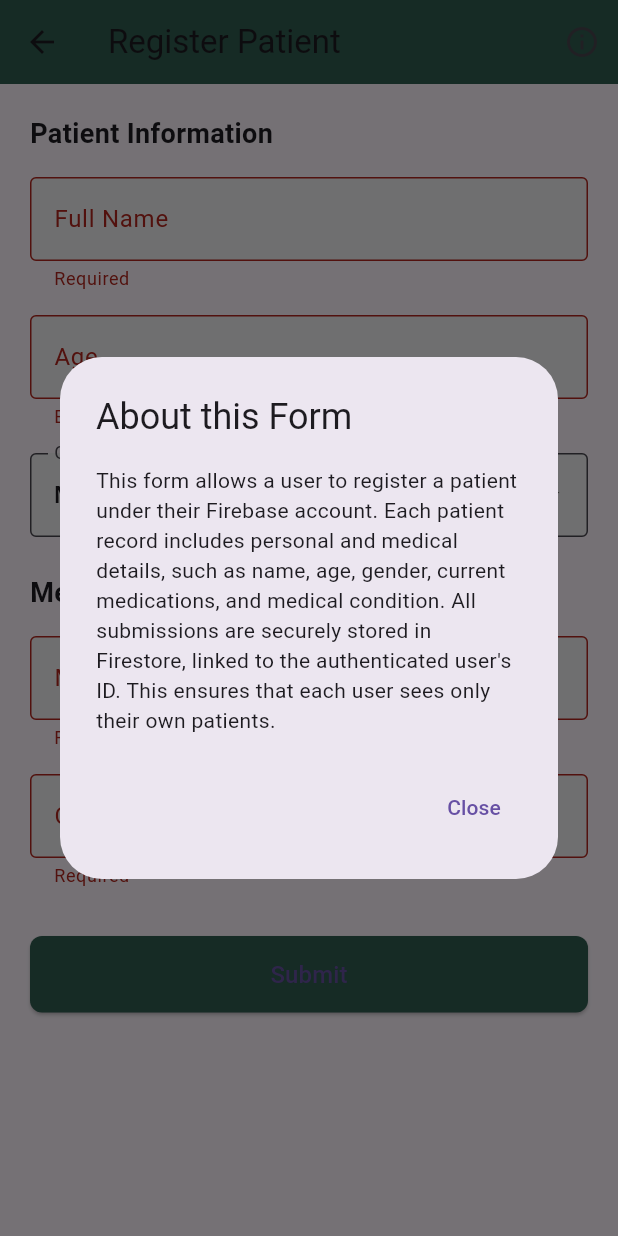
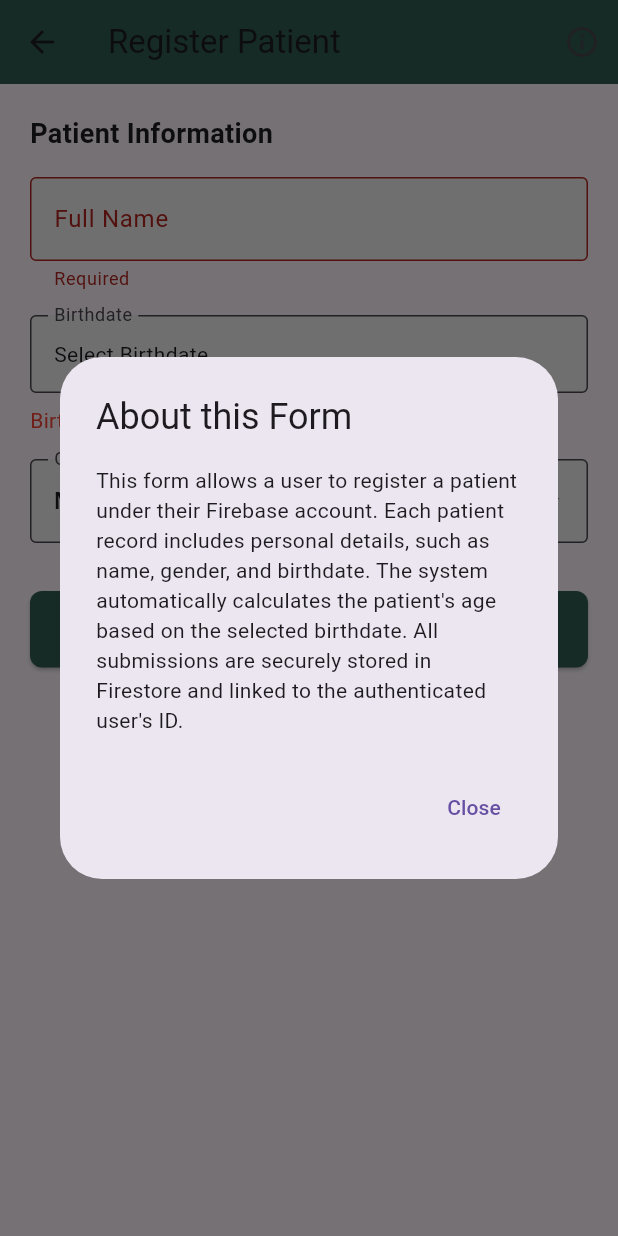
Before and after one commit to xxiimcha/meditrack-new, a Flutter app: the PatientFormScreen screen opened by its route, after a tap on "Submit", after a tap on the "info outline" icon, on a phone screen of 412 x 824 dp. Run offline on Flutter 3.47's test engine with Material 3 defaults, Android fonts, the light colour scheme and no system bars; our stand-ins replace cloud_firestore, firebase_auth, firebase_core, flutter_local_notifications, shared_preferences, table_calendar and 1 more; accounts and stored records are empty.

Commit message:
Layout modified

```diff
--- a/lib/screens/patient_form_screen.dart
+++ b/lib/screens/patient_form_screen.dart
@@ -1,6 +1,7 @@
 import 'package:flutter/material.dart';
 import 'package:cloud_firestore/cloud_firestore.dart';
 import 'package:firebase_auth/firebase_auth.dart';
+import 'package:intl/intl.dart';
 
 class PatientFormScreen extends StatefulWidget {
   const PatientFormScreen({Key? key}) : super(key: key);
@@ -12,30 +13,33 @@ class PatientFormScreen extends StatefulWidget {
 class _PatientFormScreenState extends State<PatientFormScreen> {
   final _formKey = GlobalKey<FormState>();
   final _nameController = TextEditingController();
-  final _ageController = TextEditingController();
-  final _medicationController = TextEditingController();
-  final _conditionController = TextEditingController();
+  DateTime? _birthDate;
 
   String _gender = 'Male';
   bool _isLoading = false;
 
   Future<void> _submitPatient() async {
-    if (!_formKey.currentState!.validate()) return;
+    if (!_formKey.currentState!.validate() || _birthDate == null) return;
 
     setState(() => _isLoading = true);
 
     try {
       final user = FirebaseAuth.instance.currentUser;
+      if (user == null) throw Exception('User not logged in');
 
-      if (user == null) throw Exception('User not logged in');
+      final age = DateTime.now().year - _birthDate!.year -
+          (DateTime.now().month < _birthDate!.month ||
+                  (DateTime.now().month == _birthDate!.month &&
+                      DateTime.now().day < _birthDate!.day)
+              ? 1
+              : 0);
 
       await FirebaseFirestore.instance.collection('patients').add({
         'user_id': user.uid,
         'name': _nameController.text.trim(),
-        'age': int.parse(_ageController.text),
+        'birthdate': Timestamp.fromDate(_birthDate!),
+        'age': age,
         'gender': _gender,
-        'medication': _medicationController.text.trim(),
-        'condition': _conditionController.text.trim(),
         'created_at': Timestamp.now(),
       });
 
@@ -62,9 +66,9 @@ class _PatientFormScreenState extends State<PatientFormScreen> {
         content: const SingleChildScrollView(
           child: Text(
             'This form allows a user to register a patient under their Firebase account. '
-            'Each patient record includes personal and medical details, such as name, age, gender, '
-            'current medications, and medical condition. All submissions are securely stored in Firestore, '
-            'linked to the authenticated user\'s ID. This ensures that each user sees only their own patients.',
+            'Each patient record includes personal details, such as name, gender, and birthdate. '
+            'The system automatically calculates the patient\'s age based on the selected birthdate. '
+            'All submissions are securely stored in Firestore and linked to the authenticated user\'s ID.',
           ),
         ),
         actions: [
@@ -77,8 +81,23 @@ class _PatientFormScreenState extends State<PatientFormScreen> {
     );
   }
 
+  Future<void> _selectBirthDate() async {
+    final picked = await showDatePicker(
+      context: context,
+      initialDate: DateTime(2010),
+      firstDate: DateTime(1900),
+      lastDate: DateTime.now(),
+    );
+    if (picked != null) {
+      setState(() => _birthDate = picked);
+    }
+  }
+
   @override
   Widget build(BuildContext context) {
+    final birthDateText =
+        _birthDate != null ? DateFormat.yMMMd().format(_birthDate!) : 'Select Birthdate';
+
     return Scaffold(
       appBar: AppBar(
         title: const Text('Register Patient'),
@@ -113,20 +132,26 @@ class _PatientFormScreenState extends State<PatientFormScreen> {
                 validator: (value) => value!.isEmpty ? 'Required' : null,
               ),
               const SizedBox(height: 16),
-              TextFormField(
-                controller: _ageController,
-                decoration: const InputDecoration(
-                  labelText: 'Age',
-                  border: OutlineInputBorder(),
-                  filled: true,
-                  fillColor: Color(0xFFF1F3F4),
+              InkWell(
+                onTap: _selectBirthDate,
+                child: InputDecorator(
+                  decoration: const InputDecoration(
+                    labelText: 'Birthdate',
+                    border: OutlineInputBorder(),
+                    filled: true,
+                    fillColor: Color(0xFFF1F3F4),
+                  ),
+                  child: Text(birthDateText),
                 ),
-                keyboardType: TextInputType.number,
-                validator: (value) =>
-                    value == null || int.tryParse(value) == null
-                        ? 'Enter a valid age'
-                        : null,
               ),
+              if (_birthDate == null)
+                const Padding(
+                  padding: EdgeInsets.only(top: 8),
+                  child: Text(
+                    'Birthdate is required',
+                    style: TextStyle(color: Colors.red),
+                  ),
+                ),
               const SizedBox(height: 16),
               DropdownButtonFormField<String>(
                 value: _gender,
@@ -141,33 +166,6 @@ class _PatientFormScreenState extends State<PatientFormScreen> {
                   DropdownMenuItem(value: 'Female', child: Text('Female')),
                 ],
                 onChanged: (val) => setState(() => _gender = val!),
-              ),
-              const SizedBox(height: 24),
-              const Text(
-                "Medical Details",
-                style: TextStyle(fontSize: 18, fontWeight: FontWeight.bold),
-              ),
-              const SizedBox(height: 16),
-              TextFormField(
-                controller: _medicationController,
-                decoration: const InputDecoration(
-                  labelText: 'Medication',
-                  border: OutlineInputBorder(),
-                  filled: true,
-                  fillColor: Color(0xFFF1F3F4),
-                ),
-                validator: (value) => value!.isEmpty ? 'Required' : null,
-              ),
-              const SizedBox(height: 16),
-              TextFormField(
-                controller: _conditionController,
-                decoration: const InputDecoration(
-                  labelText: 'Condition',
-                  border: OutlineInputBorder(),
-                  filled: true,
-                  fillColor: Color(0xFFF1F3F4),
-                ),
-                validator: (value) => value!.isEmpty ? 'Required' : null,
               ),
               const SizedBox(height: 32),
               SizedBox(
```
Also changed, not shown: lib/screens/profile_screen.dart (+2 -41 lines), lib/screens/record_intake_screen.dart (+35 -55 lines), lib/screens/signin_screen.dart (+9 -2 lines).
